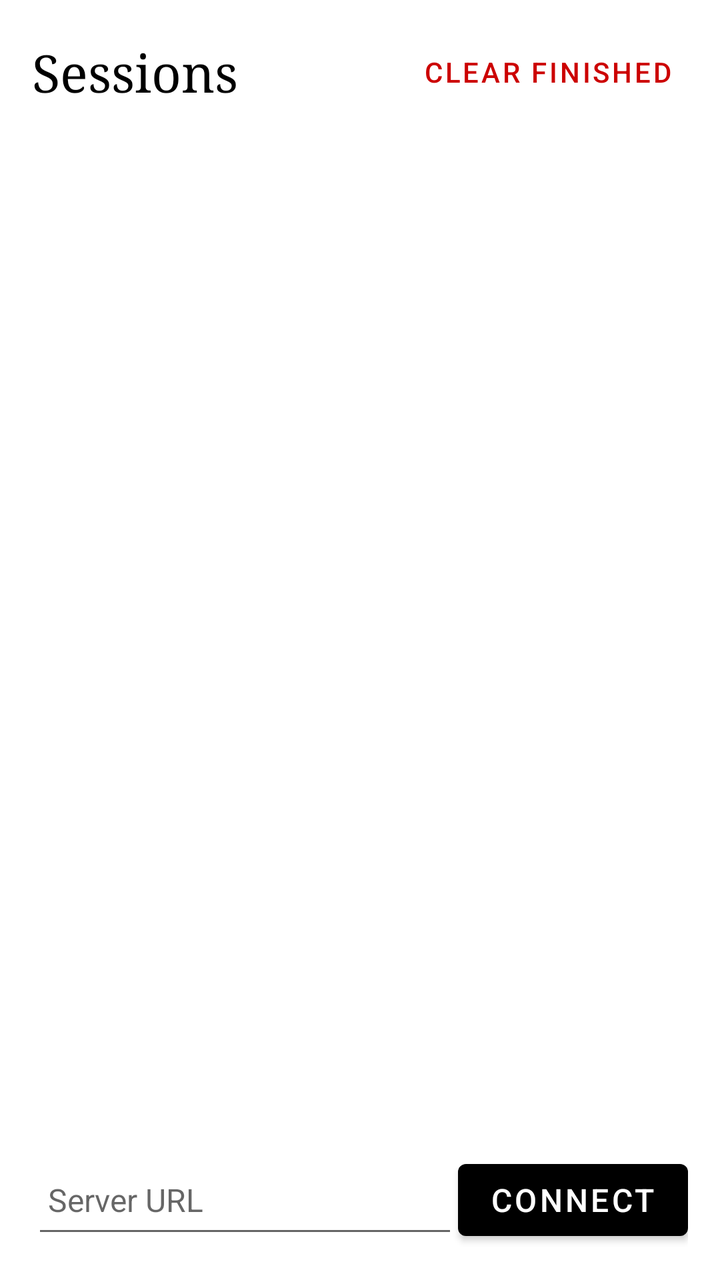
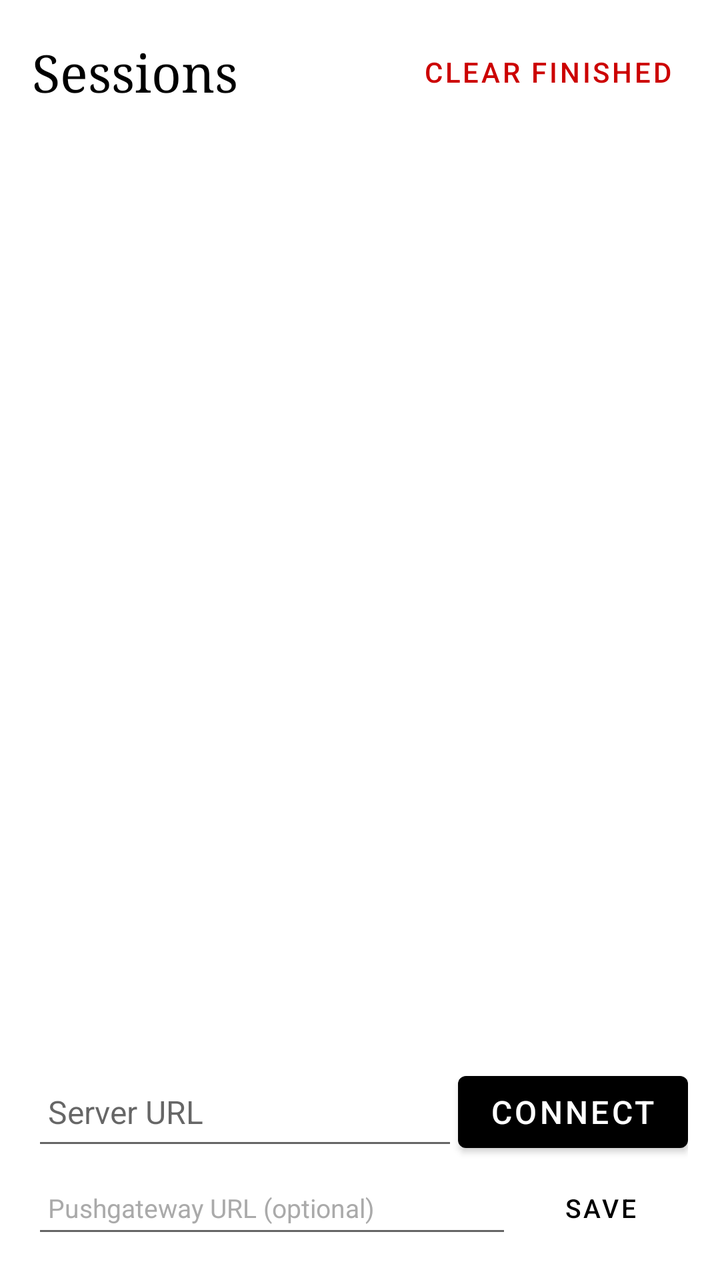

Before-and-after screenshots of an Android layout around one commit, followed by the original layout XML and the change that was made.
<!-- AndroidManifest.xml: application theme Theme.EinkBridge -->
<!-- res/layout/activity_main.xml -->
<?xml version="1.0" encoding="utf-8"?>
<FrameLayout xmlns:android="http://schemas.android.com/apk/res/android"
    android:layout_width="match_parent"
    android:layout_height="match_parent">

    <LinearLayout
        android:id="@+id/sessionListContainer"
        android:layout_width="match_parent"
        android:layout_height="match_parent"
        android:orientation="vertical"
        android:padding="16dp">

        <LinearLayout
            android:layout_width="match_parent"
            android:layout_height="wrap_content"
            android:orientation="horizontal"
            android:gravity="center_vertical"
            android:paddingBottom="16dp">

            <TextView
                android:layout_width="0dp"
                android:layout_height="wrap_content"
                android:layout_weight="1"
                android:text="Sessions"
                android:textSize="26sp"
                android:textColor="#000000"
                android:fontFamily="serif" />

            <Button
                android:id="@+id/btnClearSessions"
                android:layout_width="wrap_content"
                android:layout_height="40dp"
                android:text="Clear finished"
                android:textSize="14sp"
                android:textColor="#CC0000"
                style="?android:attr/buttonBarButtonStyle" />
        </LinearLayout>

        <TextView
            android:id="@+id/serverUrl"
            android:layout_width="match_parent"
            android:layout_height="wrap_content"
            android:textSize="14sp"
            android:textColor="#333333"
            android:paddingBottom="12dp" />

        <androidx.recyclerview.widget.RecyclerView
            android:id="@+id/sessionList"
            android:layout_width="match_parent"
            android:layout_height="0dp"
            android:layout_weight="1" />

        <TextView
            android:id="@+id/emptyState"
            android:layout_width="match_parent"
            android:layout_height="0dp"
            android:layout_weight="1"
            android:gravity="center"
            android:text="No sessions yet"
            android:textSize="20sp"
            android:textColor="#999999"
            android:visibility="gone" />

        <LinearLayout
            android:layout_width="match_parent"
            android:layout_height="wrap_content"
            android:orientation="horizontal"
            android:paddingTop="12dp">

            <EditText
                android:id="@+id/serverInput"
                android:layout_width="0dp"
                android:layout_height="48dp"
                android:layout_weight="1"
                android:hint="Server URL"
                android:textSize="16sp"
                android:inputType="textUri"
                android:padding="8dp" />

            <Button
                android:id="@+id/connectBtn"
                android:layout_width="wrap_content"
                android:layout_height="48dp"
                android:text="Connect"
                android:textSize="16sp" />
        </LinearLayout>
    </LinearLayout>

    <WebView
        android:id="@+id/webView"
        android:layout_width="match_parent"
        android:layout_height="match_parent"
        android:visibility="gone" />

    
    <com.flakm.einkbridge.StrokeView
        android:id="@+id/strokeView"
        android:layout_width="match_parent"
        android:layout_height="match_parent"
        android:clickable="false"
        android:focusable="false"
        android:visibility="gone" />

    
    <LinearLayout
        android:id="@+id/penToolbar"
        android:layout_width="match_parent"
        android:layout_height="72dp"
        android:layout_gravity="bottom"
        android:orientation="horizontal"
        android:background="#FFFFFF"
        android:elevation="4dp"
        android:gravity="center_vertical"
        android:paddingStart="8dp"
        android:paddingEnd="8dp"
        android:visibility="gone">

        <SeekBar
            android:id="@+id/strokeSlider"
            android:layout_width="180dp"
            android:layout_height="48dp"
            android:layout_gravity="center_vertical"
            android:min="1"
            android:max="20"
            android:progress="5"
            android:thumbTint="#000000"
            android:progressTint="#000000"
            android:progressBackgroundTint="#CCCCCC" />

        <View
            android:layout_width="2dp"
            android:layout_height="48dp"
            android:layout_marginStart="8dp"
            android:layout_marginEnd="8dp"
            android:background="#999999" />

        
        <FrameLayout
            android:layout_width="64dp"
            android:layout_height="64dp">
            <Button
                android:id="@+id/btnPencil"
                style="?android:attr/buttonBarButtonStyle"
                android:layout_width="64dp"
                android:layout_height="64dp"
                android:text="✎"
                android:textSize="36sp"
                android:textColor="#000000" />
            <View
                android:id="@+id/dotPencil"
                android:layout_width="10dp"
                android:layout_height="10dp"
                android:layout_gravity="bottom|center_horizontal"
                android:layout_marginBottom="3dp"
                android:background="@drawable/indicator_dot"
                android:visibility="gone" />
        </FrameLayout>

        
        <FrameLayout
            android:layout_width="64dp"
            android:layout_height="64dp">
            <Button
                android:id="@+id/btnBrush"
                style="?android:attr/buttonBarButtonStyle"
                android:layout_width="64dp"
                android:layout_height="64dp"
                android:text="▓"
                android:textSize="36sp"
                android:textColor="#000000" />
            <View
                android:id="@+id/dotBrush"
                android:layout_width="10dp"
                android:layout_height="10dp"
                android:layout_gravity="bottom|center_horizontal"
                android:layout_marginBottom="3dp"
                android:background="@drawable/indicator_dot"
                android:visibility="gone" />
        </FrameLayout>

        
        <FrameLayout
            android:layout_width="64dp"
            android:layout_height="64dp">
            <Button
                android:id="@+id/btnEraser"
                style="?android:attr/buttonBarButtonStyle"
                android:layout_width="64dp"
                android:layout_height="64dp"
                android:text="⌫"
                android:textSize="36sp"
                android:textColor="#000000" />
            <View
                android:id="@+id/dotEraser"
                android:layout_width="10dp"
                android:layout_height="10dp"
                android:layout_gravity="bottom|center_horizontal"
                android:layout_marginBottom="3dp"
                android:background="@drawable/indicator_dot"
                android:visibility="gone" />
        </FrameLayout>

        
        <FrameLayout
            android:layout_width="64dp"
            android:layout_height="64dp">
            <Button
                android:id="@+id/btnLink"
                style="?android:attr/buttonBarButtonStyle"
                android:layout_width="64dp"
                android:layout_height="64dp"
                android:text="📎"
                android:textSize="36sp"
                android:textColor="#000000" />
            <View
                android:id="@+id/dotLink"
                android:layout_width="10dp"
                android:layout_height="10dp"
                android:layout_gravity="bottom|center_horizontal"
                android:layout_marginBottom="3dp"
                android:background="@drawable/indicator_dot"
                android:visibility="gone" />
        </FrameLayout>

        
        <FrameLayout
            android:layout_width="64dp"
            android:layout_height="64dp">
            <Button
                android:id="@+id/btnAnnotations"
                style="?android:attr/buttonBarButtonStyle"
                android:layout_width="64dp"
                android:layout_height="64dp"
                android:text="👁"
                android:textSize="34sp"
                android:textColor="#000000"
                android:alpha="0.35" />
            <View
                android:id="@+id/dotAnnotations"
                android:layout_width="10dp"
                android:layout_height="10dp"
                android:layout_gravity="bottom|center_horizontal"
                android:layout_marginBottom="3dp"
                android:background="@drawable/indicator_dot"
                android:visibility="gone" />
        </FrameLayout>

        
        <FrameLayout
            android:layout_width="64dp"
            android:layout_height="64dp">
            <Button
                android:id="@+id/btnSelect"
                style="?android:attr/buttonBarButtonStyle"
                android:layout_width="64dp"
                android:layout_height="64dp"
                android:text="✋"
                android:textSize="34sp"
                android:textColor="#000000"
                android:alpha="0.35" />
            <View
                android:id="@+id/dotSelect"
                android:layout_width="10dp"
                android:layout_height="10dp"
                android:layout_gravity="bottom|center_horizontal"
                android:layout_marginBottom="3dp"
                android:background="@drawable/indicator_dot"
                android:visibility="gone" />
        </FrameLayout>

        
        <Button
            android:id="@+id/btnColor"
            style="?android:attr/buttonBarButtonStyle"
            android:layout_width="48dp"
            android:layout_height="48dp"
            android:text="⬤"
            android:textSize="28sp"
            android:textColor="#000000" />

        <View
            android:layout_width="2dp"
            android:layout_height="48dp"
            android:layout_marginStart="8dp"
            android:layout_marginEnd="8dp"
            android:background="#999999" />

        <Button
            android:id="@+id/btnUndo"
            style="?android:attr/buttonBarButtonStyle"
            android:layout_width="64dp"
            android:layout_height="64dp"
            android:text="↩"
            android:textSize="36sp"
            android:textColor="#000000" />

        <Button
            android:id="@+id/btnClear"
            style="?android:attr/buttonBarButtonStyle"
            android:layout_width="64dp"
            android:layout_height="64dp"
            android:text="✕"
            android:textSize="36sp"
            android:textColor="#000000" />

        <View
            android:layout_width="0dp"
            android:layout_height="1dp"
            android:layout_weight="1" />

        <Button
            android:id="@+id/btnRequestUpdate"
            android:layout_width="wrap_content"
            android:layout_height="56dp"
            android:minWidth="120dp"
            android:text="↻ Update"
            android:textSize="18sp"
            android:textColor="#FFFFFF"
            android:backgroundTint="#555555"
            android:layout_marginEnd="8dp" />

        <Button
            android:id="@+id/btnSubmit"
            android:layout_width="wrap_content"
            android:layout_height="56dp"
            android:minWidth="120dp"
            android:text="✓ Done"
            android:textSize="20sp"
            android:textColor="#FFFFFF"
            android:backgroundTint="#000000" />
    </LinearLayout>

    
    <LinearLayout
        android:id="@+id/processingOverlay"
        android:layout_width="match_parent"
        android:layout_height="wrap_content"
        android:layout_gravity="top"
        android:background="#CC000000"
        android:gravity="center"
        android:orientation="horizontal"
        android:padding="12dp"
        android:visibility="gone">

        <ProgressBar
            style="?android:attr/progressBarStyleSmall"
            android:layout_width="24dp"
            android:layout_height="24dp"
            android:indeterminateTint="#FFFFFF" />

        <TextView
            android:id="@+id/processingStatus"
            android:layout_width="wrap_content"
            android:layout_height="wrap_content"
            android:text="Processing..."
            android:textColor="#FFFFFF"
            android:textSize="16sp"
            android:layout_marginStart="8dp" />
    </LinearLayout>

</FrameLayout>
<!-- resources referenced by this layout -->
<resources>
  <!-- drawable indicator_dot (drawable) -->
  <?xml version="1.0" encoding="utf-8"?>
  <shape xmlns:android="http://schemas.android.com/apk/res/android"
      android:shape="oval">
      <solid android:color="#CC0000"/>
  </shape>
  <style name="Theme.EinkBridge" parent="Theme.MaterialComponents.Light.NoActionBar">
          <item name="colorPrimary">#000000</item>
          <item name="colorOnPrimary">#FFFFFF</item>
          <item name="android:windowBackground">#FFFFFF</item>
      </style>
</resources>

<!-- the commit's change to res/layout/activity_main.xml (unified diff, before → after) -->
@@ -83,6 +83,33 @@
                 android:layout_height="48dp"
                 android:text="Connect"
                 android:textSize="16sp" />
+        </LinearLayout>
+
+        <LinearLayout
+            android:layout_width="match_parent"
+            android:layout_height="wrap_content"
+            android:orientation="horizontal"
+            android:paddingTop="4dp">
+
+            <EditText
+                android:id="@+id/metricsInput"
+                android:layout_width="0dp"
+                android:layout_height="40dp"
+                android:layout_weight="1"
+                android:hint="Pushgateway URL (optional)"
+                android:textSize="13sp"
+                android:inputType="textUri"
+                android:padding="8dp"
+                android:textColor="#555555"
+                android:textColorHint="#AAAAAA" />
+
+            <Button
+                android:id="@+id/metricsBtn"
+                android:layout_width="wrap_content"
+                android:layout_height="40dp"
+                android:text="Save"
+                android:textSize="13sp"
+                style="?android:attr/buttonBarButtonStyle" />
         </LinearLayout>
     </LinearLayout>
 
